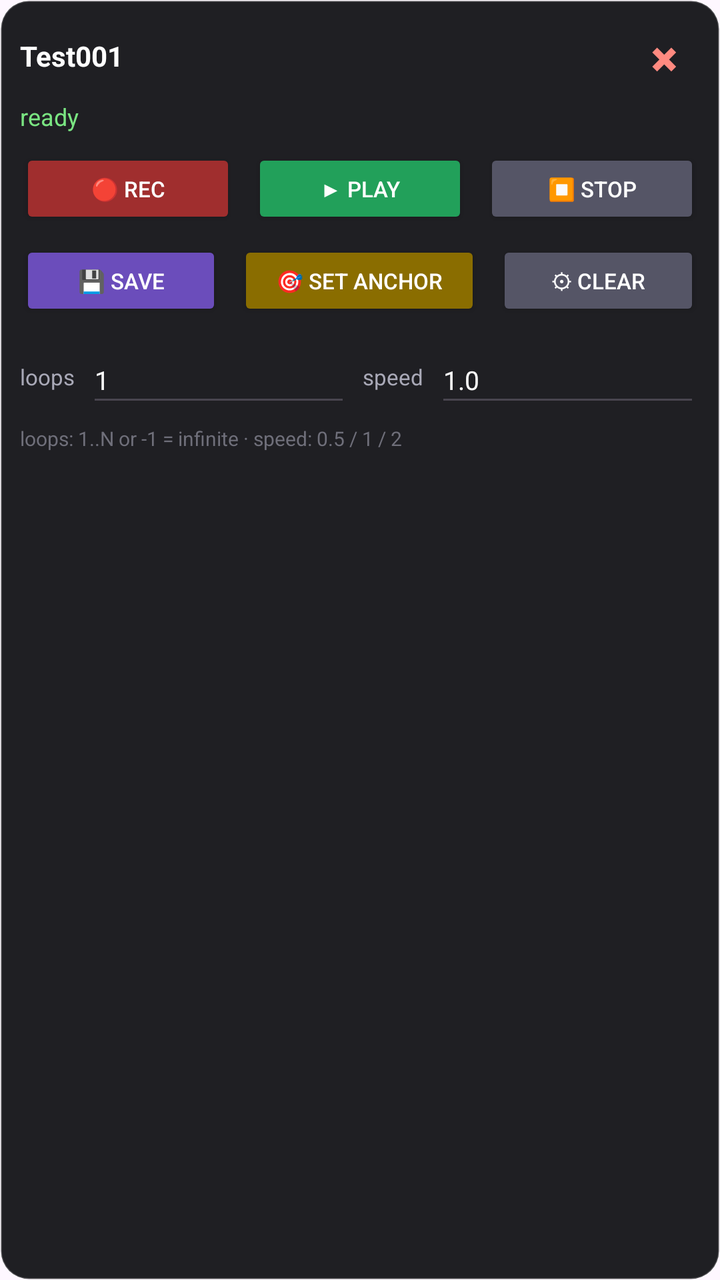
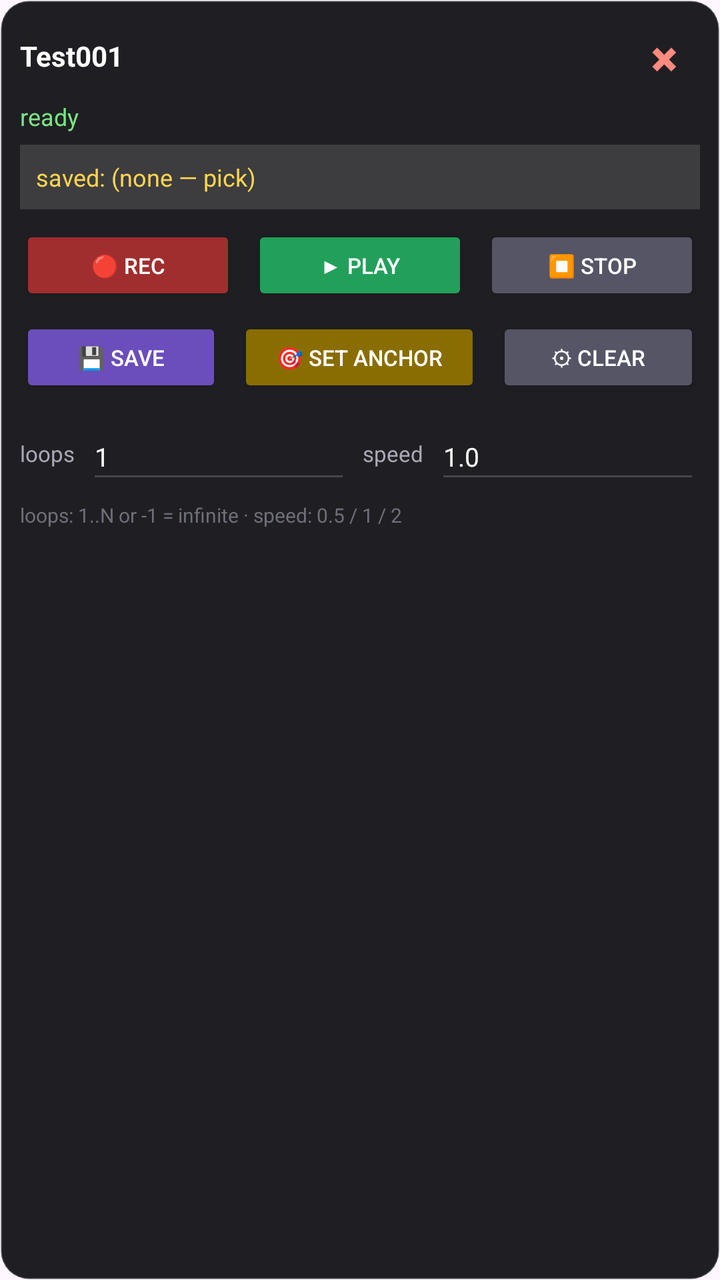

Before-and-after screenshots of an Android layout around one commit, followed by the original layout XML and the change that was made.
<!-- AndroidManifest.xml: application theme Theme.Test001 -->
<!-- res/layout/overlay_panel.xml -->
<?xml version="1.0" encoding="utf-8"?>
<LinearLayout xmlns:android="http://schemas.android.com/apk/res/android"
    android:layout_width="240dp"
    android:layout_height="wrap_content"
    android:background="@drawable/panel_bg"
    android:orientation="vertical"
    android:padding="10dp">

    <LinearLayout
        android:layout_width="match_parent"
        android:layout_height="wrap_content"
        android:gravity="center_vertical"
        android:orientation="horizontal">

        <TextView
            android:id="@+id/ov_title"
            android:layout_width="0dp"
            android:layout_height="wrap_content"
            android:layout_weight="1"
            android:text="Test001"
            android:textColor="#FFFFFF"
            android:textStyle="bold"/>

        <TextView
            android:id="@+id/ov_close"
            android:layout_width="36dp"
            android:layout_height="36dp"
            android:gravity="center"
            android:text="✖"
            android:textColor="#FF8A80"
            android:textSize="16sp"/>
    </LinearLayout>

    <TextView
        android:id="@+id/ov_status"
        android:layout_width="match_parent"
        android:layout_height="wrap_content"
        android:layout_marginTop="4dp"
        android:text="ready"
        android:textColor="#7AE582"
        android:textSize="12sp"/>

    <LinearLayout
        android:layout_width="match_parent"
        android:layout_height="wrap_content"
        android:layout_marginTop="8dp"
        android:orientation="horizontal">

        <Button
            android:id="@+id/ov_record"
            android:layout_width="0dp"
            android:layout_height="40dp"
            android:layout_marginEnd="4dp"
            android:layout_weight="1"
            android:backgroundTint="#A02E2E"
            android:text="🔴 REC"
            android:textColor="#FFFFFF"
            android:textSize="11sp"/>

        <Button
            android:id="@+id/ov_play"
            android:layout_width="0dp"
            android:layout_height="40dp"
            android:layout_marginHorizontal="4dp"
            android:layout_weight="1"
            android:backgroundTint="#22A05A"
            android:text="▶ Play"
            android:textColor="#FFFFFF"
            android:textSize="11sp"/>

        <Button
            android:id="@+id/ov_stop"
            android:layout_width="0dp"
            android:layout_height="40dp"
            android:layout_marginStart="4dp"
            android:layout_weight="1"
            android:backgroundTint="#555566"
            android:text="⏹ Stop"
            android:textColor="#FFFFFF"
            android:textSize="11sp"/>
    </LinearLayout>

    <LinearLayout
        android:layout_width="match_parent"
        android:layout_height="wrap_content"
        android:layout_marginTop="6dp"
        android:orientation="horizontal">

        <Button
            android:id="@+id/ov_save"
            android:layout_width="0dp"
            android:layout_height="40dp"
            android:layout_marginEnd="4dp"
            android:layout_weight="1"
            android:backgroundTint="#6B4DBB"
            android:text="💾 Save"
            android:textColor="#FFFFFF"
            android:textSize="11sp"/>

        <Button
            android:id="@+id/ov_anchor"
            android:layout_width="0dp"
            android:layout_height="40dp"
            android:layout_marginHorizontal="4dp"
            android:layout_weight="1.2"
            android:backgroundTint="#8A6D00"
            android:text="🎯 Set Anchor"
            android:textColor="#FFFFFF"
            android:textSize="11sp"/>

        <Button
            android:id="@+id/ov_anchor_clear"
            android:layout_width="0dp"
            android:layout_height="40dp"
            android:layout_marginStart="4dp"
            android:layout_weight="1"
            android:backgroundTint="#555566"
            android:text="⚙ Clear"
            android:textColor="#FFFFFF"
            android:textSize="11sp"/>
    </LinearLayout>

    <LinearLayout
        android:layout_width="match_parent"
        android:layout_height="wrap_content"
        android:layout_marginTop="8dp"
        android:gravity="center_vertical"
        android:orientation="horizontal">

        <TextView
            android:layout_width="wrap_content"
            android:layout_height="wrap_content"
            android:text="loops"
            android:textColor="#A9A9B7"
            android:textSize="11sp"/>
        <EditText
            android:id="@+id/ov_loops"
            android:layout_width="0dp"
            android:layout_height="40dp"
            android:layout_marginHorizontal="6dp"
            android:layout_weight="1"
            android:inputType="numberSigned"
            android:text="1"
            android:textColor="#FFFFFF"
            android:textSize="13sp"/>
        <TextView
            android:layout_width="wrap_content"
            android:layout_height="wrap_content"
            android:text="speed"
            android:textColor="#A9A9B7"
            android:textSize="11sp"/>
        <EditText
            android:id="@+id/ov_speed"
            android:layout_width="0dp"
            android:layout_height="40dp"
            android:layout_marginStart="6dp"
            android:layout_weight="1"
            android:inputType="numberDecimal"
            android:text="1.0"
            android:textColor="#FFFFFF"
            android:textSize="13sp"/>
    </LinearLayout>

    <TextView
        android:layout_width="match_parent"
        android:layout_height="wrap_content"
        android:layout_marginTop="4dp"
        android:text="loops: 1..N or -1 = infinite · speed: 0.5 / 1 / 2"
        android:textColor="#6F6F7A"
        android:textSize="10sp"/>
</LinearLayout>
<!-- resources referenced by this layout -->
<resources>
  <!-- drawable panel_bg (drawable) -->
  <?xml version="1.0" encoding="utf-8"?>
  <shape xmlns:android="http://schemas.android.com/apk/res/android">
      <solid android:color="#F2141418"/>
      <corners android:radius="14dp"/>
      <stroke android:width="1dp" android:color="#33FFFFFF"/>
  </shape>
  <style name="Theme.Test001" parent="Theme.Material3.DayNight.NoActionBar">
          <item name="android:statusBarColor">#1B1B1F</item>
      </style>
</resources>

<!-- the commit's change to res/layout/overlay_panel.xml (unified diff, before → after) -->
@@ -38,6 +38,17 @@
         android:layout_marginTop="4dp"
         android:text="ready"
         android:textColor="#7AE582"
+        android:textSize="12sp"/>
+
+    <TextView
+        android:id="@+id/ov_saved"
+        android:layout_width="match_parent"
+        android:layout_height="wrap_content"
+        android:layout_marginTop="6dp"
+        android:background="#22FFFFFF"
+        android:padding="8dp"
+        android:text="saved: (none — pick)"
+        android:textColor="#FFD54F"
         android:textSize="12sp"/>
 
     <LinearLayout
